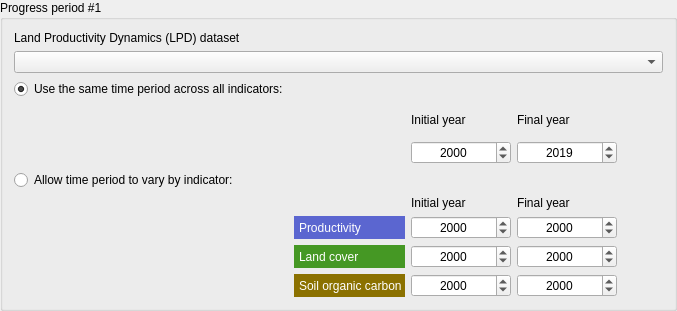
Old version of the form LDMP/gui/fragment_progress_period.ui in the repository ConservationInternational/trends.earth.
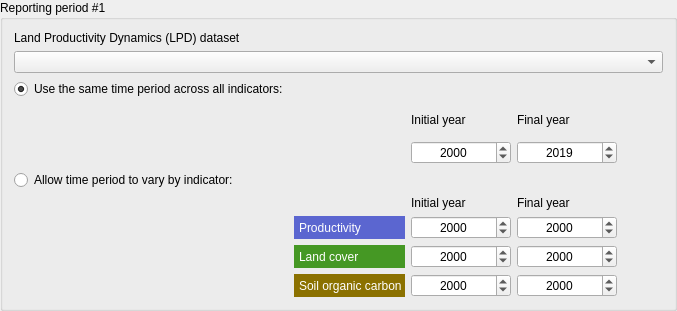
New version of the form.

Commit message: Change terminology to "reporting period"

```diff
--- a/LDMP/gui/fragment_progress_period.ui
+++ b/LDMP/gui/fragment_progress_period.ui
@@ -9,7 +9,7 @@
    </sizepolicy>
   </property>
   <property name="title">
-   <string>Progress period #1</string>
+   <string>Reporting period #1</string>
   </property>
   <layout class="QGridLayout" name="gridLayout_3">
    <item row="7" column="3">
```
The commit also changes 3 other files.
